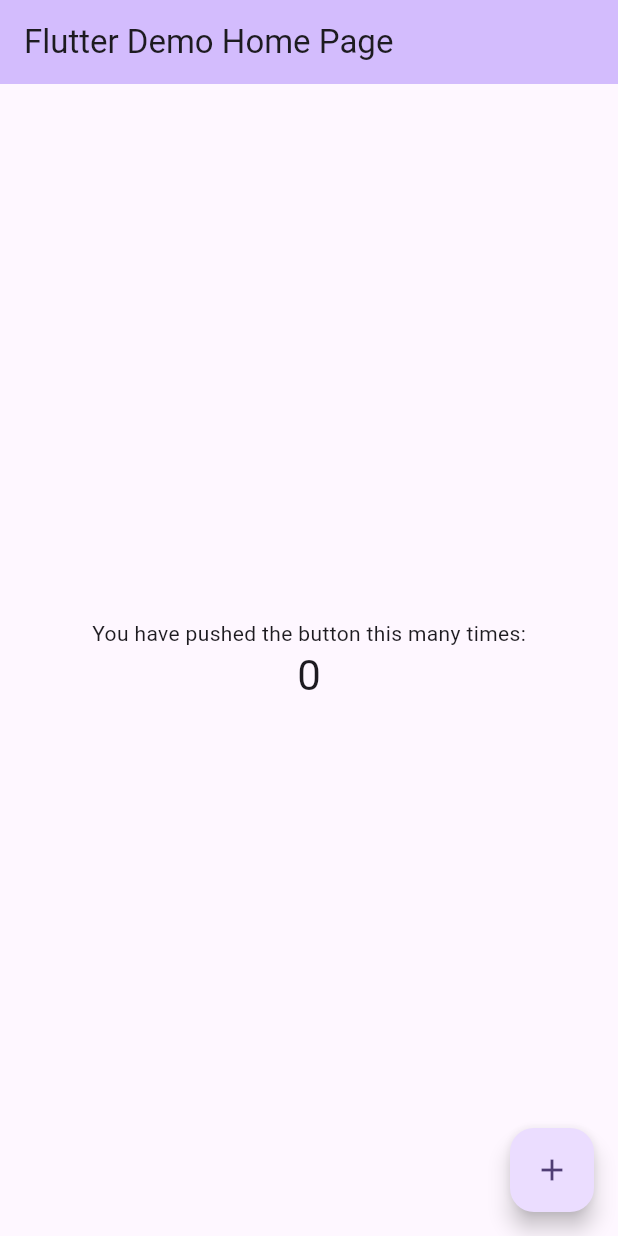
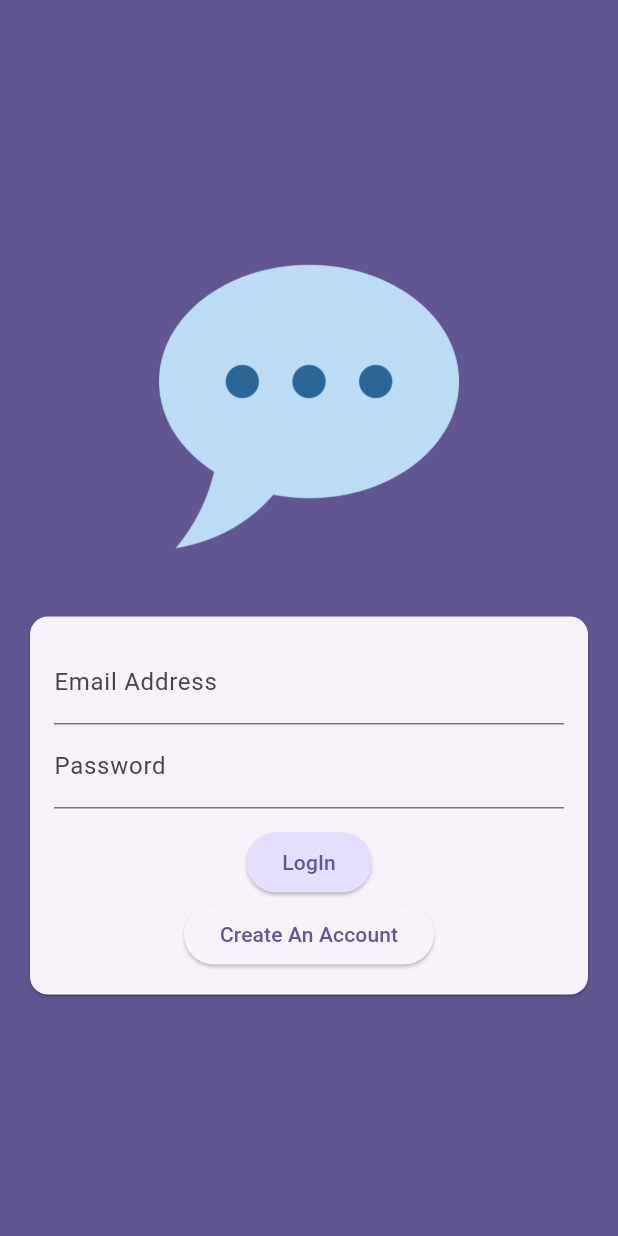
Before and after one commit to ArunRai2021/chat_app, a Flutter app: the screen it shows after launch, on a phone screen of 412 x 824 dp. Run offline on Flutter 3.47's test engine with Material 3 defaults, Android fonts, the phone set to English and light mode, and no system bars; our stand-ins replace firebase_auth, firebase_core; accounts and stored records are empty.

Commit message:
chat ui authentication screen done

```diff
--- a/lib/main.dart
+++ b/lib/main.dart
@@ -1,6 +1,11 @@
+import 'package:chat_app/screens/auth.dart';
 import 'package:flutter/material.dart';
+import 'package:firebase_core/firebase_core.dart';
+import 'firebase_options.dart';
 
-void main() {
+void main() async {
+  WidgetsFlutterBinding.ensureInitialized();
+  await Firebase.initializeApp(options: DefaultFirebaseOptions.currentPlatform);
   runApp(const MyApp());
 }
 
@@ -11,112 +16,15 @@ class MyApp extends StatelessWidget {
   @override
   Widget build(BuildContext context) {
     return MaterialApp(
-      title: 'Flutter Demo',
-      theme: ThemeData(
-        // This is the theme of your application.
-        //
-        // TRY THIS: Try running your application with "flutter run". You'll see
-        // the application has a purple toolbar. Then, without quitting the app,
-        // try changing the seedColor in the colorScheme below to Colors.green
-        // and then invoke "hot reload" (save your changes or press the "hot
-        // reload" button in a Flutter-supported IDE, or press "r" if you used
-        // the command line to start the app).
-        //
-        // Notice that the counter didn't reset back to zero; the application
-        // state is not lost during the reload. To reset the state, use hot
-        // restart instead.
-        //
-        // This works for code too, not just values: Most code changes can be
-        // tested with just a hot reload.
-        colorScheme: ColorScheme.fromSeed(seedColor: Colors.deepPurple),
+      debugShowCheckedModeBanner: false,
+      title: 'Flutter Chat',
+      theme: ThemeData().copyWith(
+        useMaterial3: true,
+        colorScheme: ColorScheme.fromSeed(
+          seedColor: Color.fromARGB(255, 63, 17, 177),
+        ),
       ),
-      home: const MyHomePage(title: 'Flutter Demo Home Page'),
+      home: AuthScreen(),
     );
   }
 }
-
-class MyHomePage extends StatefulWidget {
-  const MyHomePage({super.key, required this.title});
-
-  // This widget is the home page of your application. It is stateful, meaning
-  // that it has a State object (defined below) that contains fields that affect
-  // how it looks.
-
-  // This class is the configuration for the state. It holds the values (in this
-  // case the title) provided by the parent (in this case the App widget) and
-  // used by the build method of the State. Fields in a Widget subclass are
-  // always marked "final".
-
-  final String title;
-
-  @override
-  State<MyHomePage> createState() => _MyHomePageState();
-}
-
-class _MyHomePageState extends State<MyHomePage> {
-  int _counter = 0;
-
-  void _incrementCounter() {
-    setState(() {
-      // This call to setState tells the Flutter framework that something has
-      // changed in this State, which causes it to rerun the build method below
-      // so that the display can reflect the updated values. If we changed
-      // _counter without calling setState(), then the build method would not be
-      // called again, and so nothing would appear to happen.
-      _counter++;
-    });
-  }
-
-  @override
-  Widget build(BuildContext context) {
-    // This method is rerun every time setState is called, for instance as done
-    // by the _incrementCounter method above.
-    //
-    // The Flutter framework has been optimized to make rerunning build methods
-    // fast, so that you can just rebuild anything that needs updating rather
-    // than having to individually change instances of widgets.
-    return Scaffold(
-      appBar: AppBar(
-        // TRY THIS: Try changing the color here to a specific color (to
-        // Colors.amber, perhaps?) and trigger a hot reload to see the AppBar
-        // change color while the other colors stay the same.
-        backgroundColor: Theme.of(context).colorScheme.inversePrimary,
-        // Here we take the value from the MyHomePage object that was created by
-        // the App.build method, and use it to set our appbar title.
-        title: Text(widget.title),
-      ),
-      body: Center(
-        // Center is a layout widget. It takes a single child and positions it
-        // in the middle of the parent.
-        child: Column(
-          // Column is also a layout widget. It takes a list of children and
-          // arranges them vertically. By default, it sizes itself to fit its
-          // children horizontally, and tries to be as tall as its parent.
-          //
-          // Column has various properties to control how it sizes itself and
-          // how it positions its children. Here we use mainAxisAlignment to
-          // center the children vertically; the main axis here is the vertical
-          // axis because Columns are vertical (the cross axis would be
-          // horizontal).
-          //
-          // TRY THIS: Invoke "debug painting" (choose the "Toggle Debug Paint"
-          // action in the IDE, or press "p" in the console), to see the
-          // wireframe for each widget.
-          mainAxisAlignment: MainAxisAlignment.center,
-          children: <Widget>[
-            const Text('You have pushed the button this many times:'),
-            Text(
-              '$_counter',
-              style: Theme.of(context).textTheme.headlineMedium,
-            ),
-          ],
-        ),
-      ),
-      floatingActionButton: FloatingActionButton(
-        onPressed: _incrementCounter,
-        tooltip: 'Increment',
-        child: const Icon(Icons.add),
-      ), // This trailing comma makes auto-formatting nicer for build methods.
-    );
-  }
-}
--- /dev/null
+++ b/lib/screens/auth.dart
@@ -0,0 +1,145 @@
+import 'package:firebase_auth/firebase_auth.dart';
+import 'package:flutter/material.dart';
+
+final _firebase = FirebaseAuth.instance;
+
+class AuthScreen extends StatefulWidget {
+  const AuthScreen({super.key});
+
+  @override
+  State<AuthScreen> createState() => _AuthScreenState();
+}
+
+class _AuthScreenState extends State<AuthScreen> {
+  final _formKey = GlobalKey<FormState>();
+  var _isLogin = true;
+  var _enteredEmail = "";
+  var _enteredPassword = "";
+
+  void _submit() async {
+    final isValid = _formKey.currentState!.validate();
+    if (!isValid) {
+      return;
+    }
+    _formKey.currentState!.save();
+    try {
+      if (_isLogin) {
+        final userCredentials = await _firebase.signInWithEmailAndPassword(
+          email: _enteredEmail,
+          password: _enteredPassword,
+        );
+        print(userCredentials);
+      } else {
+        final userCredentials = await _firebase.createUserWithEmailAndPassword(
+          email: _enteredEmail,
+          password: _enteredPassword,
+        );
+        print(userCredentials);
+      }
+    } on FirebaseAuthException catch (error) {
+      // if (error.code == "email-already-in-use") {}
+      ScaffoldMessenger.of(context).clearSnackBars();
+      ScaffoldMessenger.of(context).showSnackBar(
+        SnackBar(content: Text(error.message ?? "Authentication Failed")),
+      );
+    }
+  }
+
+  @override
+  Widget build(BuildContext context) {
+    return Scaffold(
+      backgroundColor: Theme.of(context).colorScheme.primary,
+      body: Center(
+        child: SingleChildScrollView(
+          child: Column(
+            mainAxisAlignment: MainAxisAlignment.center,
+            children: [
+              Container(
+                margin: EdgeInsets.only(
+                  top: 30,
+                  bottom: 20,
+                  left: 20,
+                  right: 20,
+                ),
+                width: 200,
+                child: Image.asset("assets/images/chat.png"),
+              ),
+              Card(
+                margin: EdgeInsets.all(20),
+                child: SingleChildScrollView(
+                  child: Padding(
+                    padding: const EdgeInsets.all(16.0),
+                    child: Form(
+                      key: _formKey,
+                      child: Column(
+                        mainAxisSize: MainAxisSize.min,
+                        children: [
+                          TextFormField(
+                            decoration: InputDecoration(
+                              labelText: "Email Address",
+                            ),
+                            keyboardType: TextInputType.emailAddress,
+                            autocorrect: false,
+                            textCapitalization: TextCapitalization.none,
+                            validator: (value) {
+                              if (value == null ||
+                                  value.trim().isEmpty ||
+                                  !value.contains("@")) {
+                                return "Please Return a valid Email Address";
+                              }
+                              return null;
+                            },
+                            onSaved: (value) {
+                              _enteredEmail = value!;
+                            },
+                          ),
+                          TextFormField(
+                            decoration: InputDecoration(labelText: "Password"),
+                            obscureText: true,
+                            validator: (value) {
+                              if (value == null || value.trim().length < 6) {
+                                return "Password Must be at least 6 character Long";
+                              }
+                              return null;
+                            },
+                            onSaved: (value) {
+                              _enteredPassword = value!;
+                            },
+                          ),
+                          SizedBox(height: 12),
+                          ElevatedButton(
+                            onPressed: () {
+                              _submit();
+                            },
+                            style: ElevatedButton.styleFrom(
+                              backgroundColor: Theme.of(
+                                context,
+                              ).colorScheme.primaryContainer,
+                            ),
+                            child: Text(_isLogin ? "LogIn" : "Sign Up"),
+                          ),
+                          ElevatedButton(
+                            onPressed: () {
+                              setState(() {
+                                _isLogin = !_isLogin;
+                              });
+                            },
+                            child: Text(
+                              _isLogin
+                                  ? "Create An Account"
+                                  : "I already have an account",
+                            ),
+                          ),
+                        ],
+                      ),
+                    ),
+                  ),
+                ),
+              ),
+            ],
+          ),
+        ),
+      ),
+    );
+  }
+}
--- a/pubspec.yaml
+++ b/pubspec.yaml
@@ -34,6 +34,8 @@ dependencies:
   # The following adds the Cupertino Icons font to your application.
   # Use with the CupertinoIcons class for iOS style icons.
   cupertino_icons: ^1.0.8
+  firebase_core: ^4.0.0
+  firebase_auth: ^6.0.0
 
 dev_dependencies:
   flutter_test:
@@ -58,8 +60,8 @@ flutter:
   uses-material-design: true
 
   # To add assets to your application, add an assets section, like this:
-  # assets:
-  #   - images/a_dot_burr.jpeg
+  assets:
+     - assets/images/chat.png
   #   - images/a_dot_ham.jpeg
 
   # An image asset can refer to one or more resolution-specific "variants", see
```
Also changed, not shown: assets/images/chat.png (added), firebase.json (added), lib/firebase_options.dart (added), pubspec.lock, 16 other files.
